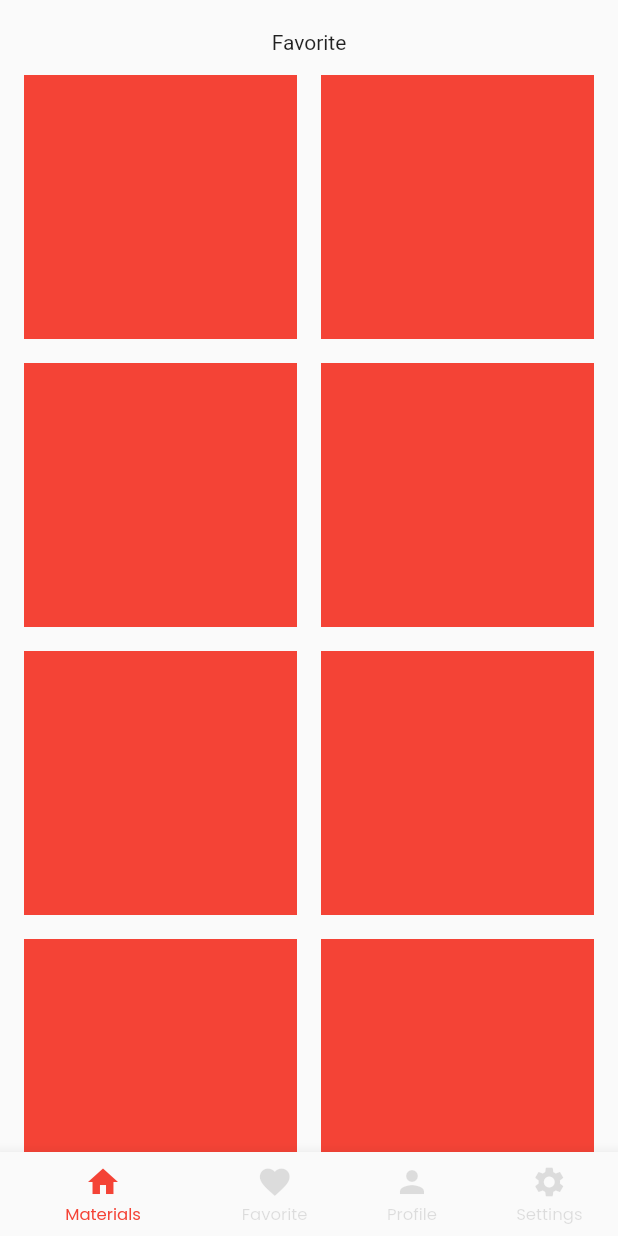
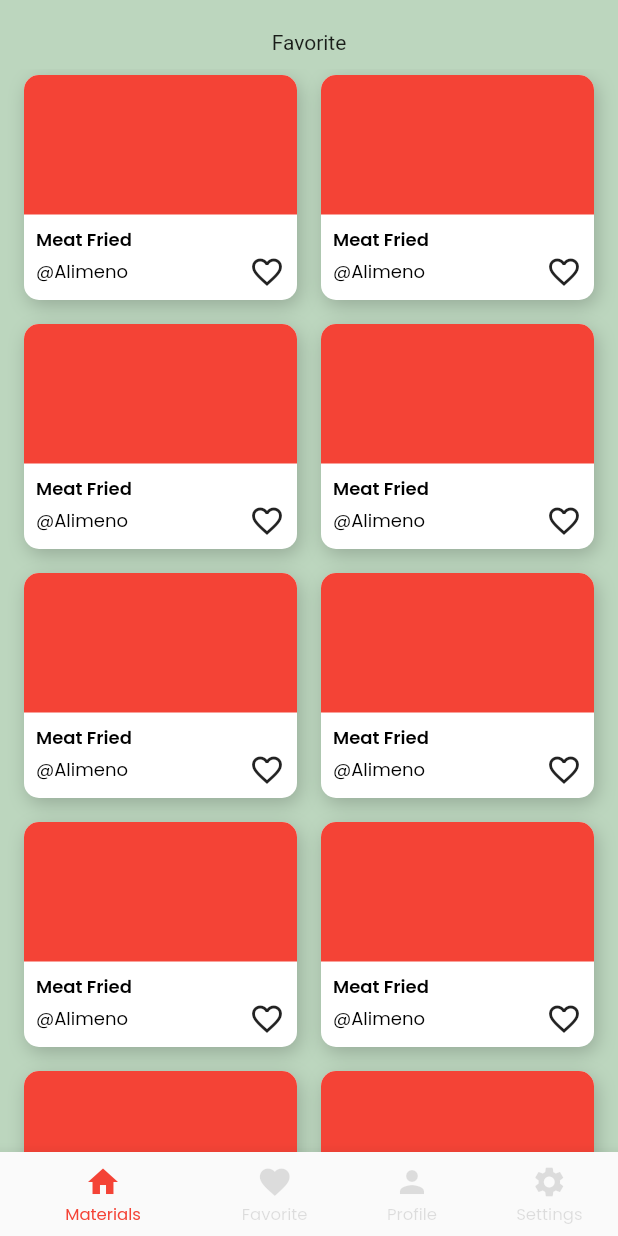
Before and after one commit to phuongtruong472001/CookWithMe, a Flutter app: the TabBarHomePage screen opened by its route, item 2 of the bottom bar chosen, on a phone screen of 412 x 824 dp. Run offline on Flutter 3.47's test engine with Material 2 defaults, Android fonts, the phone set to English and light mode, and no system bars; our stand-ins replace get, get_storage, hexcolor; accounts and stored records are empty; statements that could not run were skipped.

Commit message:
post_widget

```diff
--- a/cook_with_me/lib/fonts_and_colors.dart
+++ b/cook_with_me/lib/fonts_and_colors.dart
@@ -1,6 +1,5 @@
 class FontsAndColors {
   static String regular = "Poppins-Regular";
-  static String bold = "Poppins-Bold";
   static String semibold = "Poppins-SemiBold";
   static String extrabold = "Poppins-ExtraBold";
 }
--- a/cook_with_me/lib/pages/favorite/view/favorite_view.dart
+++ b/cook_with_me/lib/pages/favorite/view/favorite_view.dart
@@ -1,11 +1,12 @@
+import 'package:cook_with_me/post_widget.dart';
 import 'package:flutter/material.dart';
 import 'package:get/get.dart';
 
 import '../controller/favorite_controller.dart';
 
 class FavoritePage extends GetView<FavoriteController> {
-   FavoritePage({Key? key}) : super(key: key){
-     Get.lazyPut<FavoriteController>(() => FavoriteController());
+  FavoritePage({Key? key}) : super(key: key) {
+    Get.lazyPut<FavoriteController>(() => FavoriteController());
   }
 
   @override
@@ -32,12 +33,10 @@
                             crossAxisCount: 2,
                             crossAxisSpacing: 16.0,
                             mainAxisSpacing: 16.0,
-                            mainAxisExtent: 176),
+                            mainAxisExtent: 150),
                     itemCount: controller.lenght.value,
                     itemBuilder: (BuildContext context, int index) {
-                      return Container(
-                        color: Colors.red,
-                      );
+                      return PostWidget();
                     }),
               ),
             ),
--- a/cook_with_me/lib/pages/login_screen/login_view.dart
+++ b/cook_with_me/lib/pages/login_screen/login_view.dart
@@ -1,7 +1,6 @@
 import 'package:cook_with_me/fonts_and_colors.dart';
 import 'package:cook_with_me/pages/login_screen/login_controller.dart';
 import 'package:flutter/material.dart';
-
 import 'package:get/get.dart';
 
 import '../../snack_bar.dart';
@@ -29,12 +28,11 @@
                 child: Text(
                   'Welcome\nBack',
                   style: TextStyle(
-                      fontFamily: FontsAndColors.bold,
+                      fontFamily: FontsAndColors.extrabold,
                       fontSize: 28,
                       color: Colors.black),
                 ),
               ),
-
               Row(
                 children: [
                   const Text(
@@ -150,7 +148,7 @@
         decoration: InputDecoration(
           labelText: lable,
           labelStyle: TextStyle(
-              fontFamily: FontsAndColors.bold,
+              fontFamily: FontsAndColors.extrabold,
               fontSize: 14,
               color: Colors.black),
           focusedBorder: const UnderlineInputBorder(
--- /dev/null
+++ b/cook_with_me/lib/post_widget.dart
@@ -0,0 +1,84 @@
+import 'package:cook_with_me/fonts_and_colors.dart';
+import 'package:flutter/material.dart';
+import 'package:get/get.dart';
+
+class PostWidgetController extends GetxController {
+  RxBool isFavorite = false.obs;
+
+  void onTapChangeFavorite() {
+    isFavorite.value = !(isFavorite.value);
+  }
+}
+
+class PostWidget extends GetView<PostWidgetController> {
+  PostWidget({super.key}) {
+    Get.lazyPut<PostWidgetController>(() => PostWidgetController());
+  }
+
+  @override
+  Widget build(BuildContext context) {
+    return GestureDetector(
+      child: Container(
+        decoration: BoxDecoration(
+            borderRadius: BorderRadius.circular(10),
+            color: Colors.white,
+            boxShadow: const [
+              BoxShadow(
+                  offset: Offset(2, 4),
+                  blurRadius: 10,
+                  color: Color.fromRGBO(0, 0, 0, 0.2))
+            ]),
+        child: Column(
+          crossAxisAlignment: CrossAxisAlignment.start,
+          children: [
+            Container(
+              height: 93,
+              decoration: const BoxDecoration(
+                borderRadius: BorderRadius.only(
+                    topLeft: Radius.circular(10),
+                    topRight: Radius.circular(10)),
+                color: Colors.red,
+              ),
+            ),
+            Padding(
+              padding: const EdgeInsets.only(top: 8, left: 8, right: 8),
+              child: Text(
+                "Meat Fried ",
+                style: TextStyle(
+                  color: Colors.black,
+                  fontSize: 12,
+                  fontFamily: FontsAndColors.semibold,
+                ),
+              ),
+            ),
+            Padding(
+              padding: const EdgeInsets.symmetric(horizontal: 8),
+              child: Row(
+                mainAxisAlignment: MainAxisAlignment.spaceBetween,
+                children: [
+                  Text(
+                    "@Alimeno",
+                    style: TextStyle(
+                      color: Colors.black,
+                      fontSize: 12,
+                      fontFamily: FontsAndColors.regular,
+                    ),
+                  ),
+                  GestureDetector(
+                    onTap: () => controller.onTapChangeFavorite(),
+                    child: Obx(() => controller.isFavorite.value == true
+                        ? const Icon(
+                            Icons.favorite,
+                            color: Colors.red,
+                          )
+                        : const Icon(Icons.favorite_border_outlined)),
+                  ),
+                ],
+              ),
+            ),
+          ],
+        ),
+      ),
+    );
+  }
+}
```
Also changed, not shown: cook_with_me/lib/main.dart (+8 -10 lines), cook_with_me/lib/pages/detail_item/view/detail_item_view.dart (+87 -9 lines).
